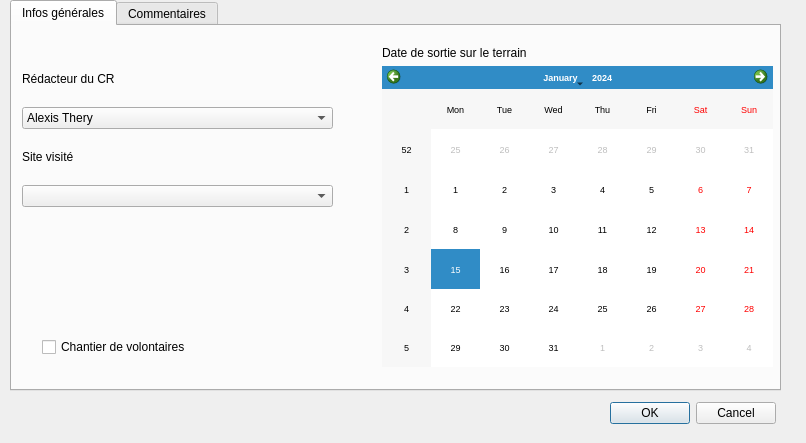
Above: ui_bdtravaux_sortie.ui from VincentD/bdtravaux before the change. Below: the same form after it.
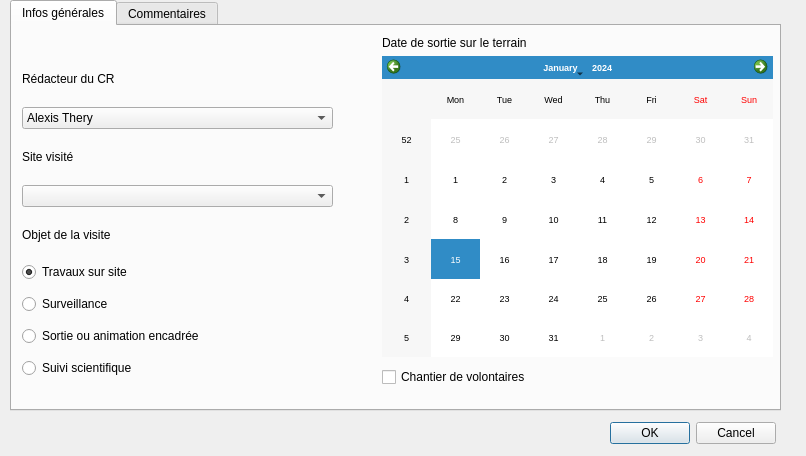
That is the form after the change.

Commit message: Module "sortie" : ajouté des QRadioButtons dans un QGroupBox pour que 'utilisateur indique le motif de sa visite sur le site. Ces QRadioButtons renvoient l'objet objetVisiText, dnas lequel est contenu le texte du bouton radio sélectionné, qui sera entré en base de données.

Patch:
```diff
--- a/ui_bdtravaux_sortie.ui
+++ b/ui_bdtravaux_sortie.ui
@@ -7,7 +7,7 @@
     <x>0</x>
     <y>0</y>
     <width>806</width>
-    <height>443</height>
+    <height>456</height>
    </rect>
   </property>
   <property name="windowTitle">
@@ -17,7 +17,7 @@
    <property name="geometry">
     <rect>
      <x>600</x>
-     <y>400</y>
+     <y>420</y>
      <width>176</width>
      <height>27</height>
     </rect>
@@ -35,7 +35,7 @@
      <x>10</x>
      <y>0</y>
      <width>771</width>
-     <height>391</height>
+     <height>411</height>
     </rect>
    </property>
    <property name="focusPolicy">
@@ -130,7 +130,7 @@
      <property name="geometry">
       <rect>
        <x>370</x>
-       <y>20</y>
+       <y>10</y>
        <width>391</width>
        <height>321</height>
       </rect>
@@ -173,12 +173,25 @@
       </item>
      </layout>
     </widget>
+    <widget class="QLabel" name="label">
+     <property name="geometry">
+      <rect>
+       <x>10</x>
+       <y>200</y>
+       <width>227</width>
+       <height>17</height>
+      </rect>
+     </property>
+     <property name="text">
+      <string>Objet de la visite</string>
+     </property>
+    </widget>
     <widget class="QCheckBox" name="chantvol">
      <property name="geometry">
       <rect>
-       <x>30</x>
-       <y>310</y>
-       <width>191</width>
+       <x>370</x>
+       <y>340</y>
+       <width>389</width>
        <height>22</height>
       </rect>
      </property>
@@ -186,6 +199,61 @@
       <string>Chantier de volontaires</string>
      </property>
     </widget>
+    <widget class="QWidget" name="">
+     <property name="geometry">
+      <rect>
+       <x>10</x>
+       <y>230</y>
+       <width>229</width>
+       <height>131</height>
+      </rect>
+     </property>
+     <layout class="QVBoxLayout" name="obj_layout">
+      <item>
+       <widget class="QRadioButton" name="obj_travaux">
+        <property name="text">
+         <string>Travaux sur site</string>
+        </property>
+        <property name="checked">
+         <bool>true</bool>
+        </property>
+        <attribute name="buttonGroup">
+         <string notr="true">objetvisite</string>
+        </attribute>
+       </widget>
+      </item>
+      <item>
+       <widget class="QRadioButton" name="obj_surv">
+        <property name="text">
+         <string>Surveillance</string>
+        </property>
+        <attribute name="buttonGroup">
+         <string notr="true">objetvisite</string>
+        </attribute>
+       </widget>
+      </item>
+      <item>
+       <widget class="QRadioButton" name="obj_sortie">
+        <property name="text">
+         <string>Sortie ou animation encadrée</string>
+        </property>
+        <attribute name="buttonGroup">
+         <string notr="true">objetvisite</string>
+        </attribute>
+       </widget>
+      </item>
+      <item>
+       <widget class="QRadioButton" name="obj_suivi">
+        <property name="text">
+         <string>Suivi scientifique</string>
+        </property>
+        <attribute name="buttonGroup">
+         <string notr="true">objetvisite</string>
+        </attribute>
+       </widget>
+      </item>
+     </layout>
+    </widget>
    </widget>
    <widget class="QWidget" name="tab_comm">
     <attribute name="title">
```
Left out of the diff: 3 changed lines with no effect on the pictures. The commit also changes 3 other files.
